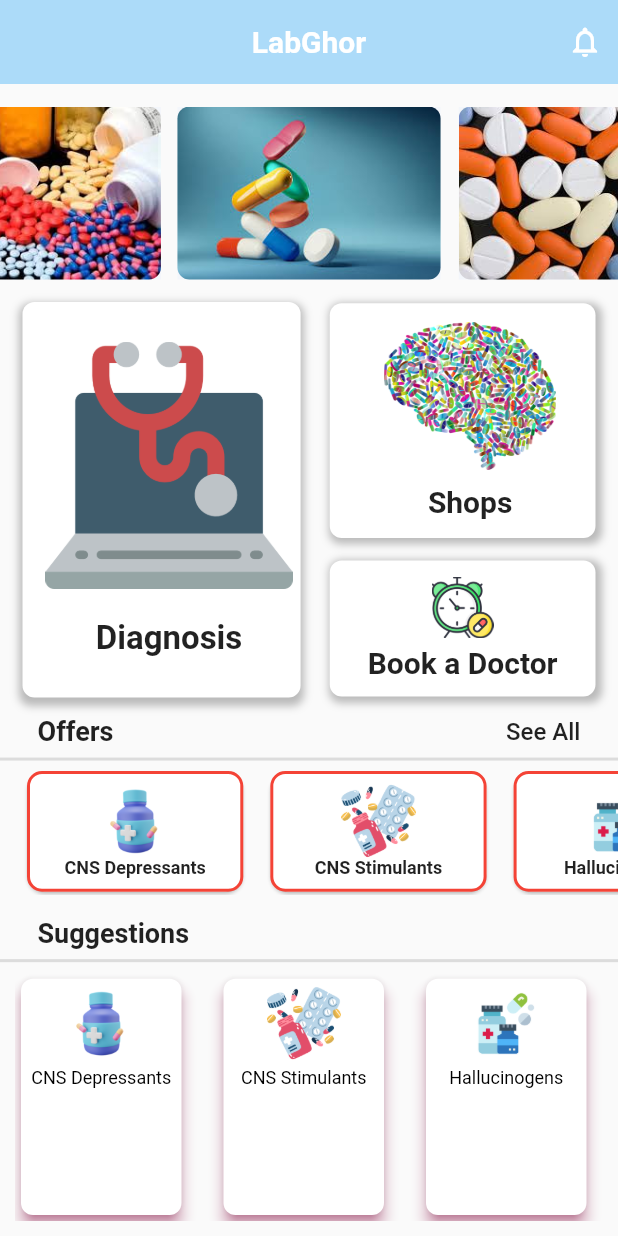
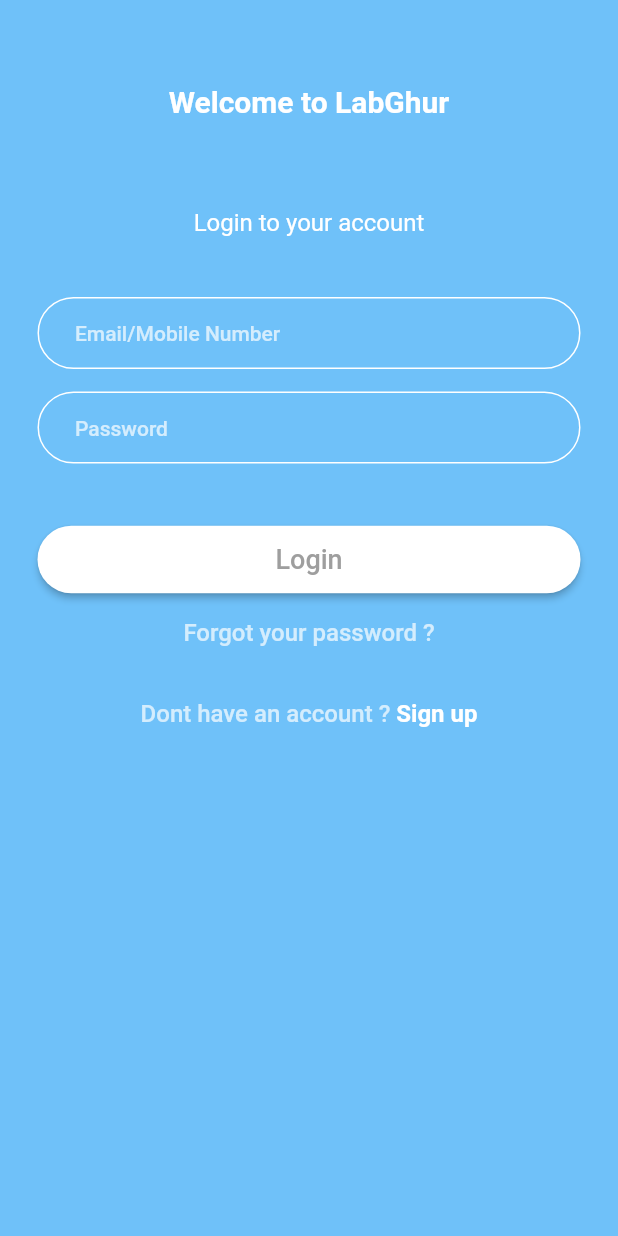
Before and after one commit to SHAMOL-KUMAR-DAS/labGhor, a Flutter app: the screen it shows after launch, on a phone screen of 412 x 824 dp. Run offline on Flutter 3.47's test engine with Material 2 defaults, Android fonts, the phone set to English and light mode, and no system bars; drawn by our look-alikes of carousel_slider; our stand-ins replace google_fonts, smooth_star_rating.

```diff
--- /dev/null
+++ b/lib/CONFIGURE/custom_text_field.dart
@@ -0,0 +1,43 @@
+import 'package:flutter/cupertino.dart';
+import 'package:flutter/material.dart';
+
+class CustomTextField extends StatelessWidget {
+  String hint;
+  bool issecured;
+
+  CustomTextField({Key? key, required this.hint, required this.issecured}) : super(key: key);
+
+  @override
+  Widget build(BuildContext context) {
+    return Padding(
+        padding: const EdgeInsets.only(left: 25, right: 25),
+        child: TextField(obscureText: issecured,
+          cursorColor: Colors.white,
+          style: const TextStyle(color: Colors.white),
+          decoration: InputDecoration(
+            contentPadding: EdgeInsets.only(left: 25.0),
+
+              disabledBorder: OutlineInputBorder(
+                borderSide: const BorderSide(color: Colors.white),
+                borderRadius: BorderRadius.circular(35),
+              ),
+              hintText: hint,
+              hintStyle: const TextStyle(
+                  fontSize: 14,
+                  color: Colors.white70,
+                  fontWeight: FontWeight.w500),
+              filled: true,
+              hoverColor: Colors.white,
+              focusColor: Colors.white,
+              fillColor: Colors.transparent,
+              border: OutlineInputBorder(
+                borderSide: const BorderSide(color: Colors.white),
+                borderRadius: BorderRadius.circular(35),
+              ),
+              enabledBorder: OutlineInputBorder(
+                borderSide: const BorderSide(color: Colors.white),
+                borderRadius: BorderRadius.circular(35),
+              )),
+        ));
+  }
+}
--- a/lib/MODEL/category.dart
+++ b/lib/MODEL/category.dart
@@ -16,7 +16,7 @@
     ),
     Item(
       item_image: 'assets/images/demo3.png',
-      item_name: 'Hallucinogens',
+      item_name: 'Hallucinogen',
     ),
     Item(
       item_image: 'assets/images/demo4.png',
--- a/lib/UI/DIAGNOSIS/diagnostics.dart
+++ b/lib/UI/DIAGNOSIS/diagnostics.dart
@@ -102,7 +102,7 @@
                       Image(image: AssetImage('assets/images/diagnosis.png'),height: size.height * 0.12,),
                       const Padding(
                         padding: EdgeInsets.only(top: 20),
-                        child: Text('BOOK A DOCTOR',style: TextStyle(fontSize: 18,fontWeight: FontWeight.bold),),
+                        child: Text('BOOK A DOCTOR',style: TextStyle(fontSize: 15,fontWeight: FontWeight.bold),),
                       ),
 
                     ],
@@ -140,7 +140,7 @@
                       Image(image: AssetImage('assets/images/diagnosis.png'),height: size.height * 0.12,),
                       const Padding(
                         padding: EdgeInsets.only(top: 20),
-                        child: Text('TEST',style: TextStyle(fontSize: 18,fontWeight: FontWeight.bold),),
+                        child: Text('TEST',style: TextStyle(fontSize: 15,fontWeight: FontWeight.bold),),
                       ),
 
                     ],
--- a/lib/UI/HOME/home_page.dart
+++ b/lib/UI/HOME/home_page.dart
@@ -30,7 +30,8 @@
         ],
       ),
 
-      body: Column(
+      body:
+      Column(
         mainAxisAlignment: MainAxisAlignment.start,
         crossAxisAlignment: CrossAxisAlignment.start,
         children:  [
@@ -97,7 +98,7 @@
                         Image(image: AssetImage('assets/images/diagnosis.png'),height: size.height * 0.2,),
                         Padding(
                           padding: const EdgeInsets.only(top: 20),
-                          child: Text('Diagnosis',style: TextStyle(fontSize: 22,fontWeight: FontWeight.bold),),
+                          child: Text('Diagnosis',style: TextStyle(fontSize: 18,fontWeight: FontWeight.bold),),
                         ),
 
                       ],
@@ -141,7 +142,7 @@
                             Image(image: AssetImage('assets/images/shop.png'),height: size.height * 0.12,),
                             const Padding(
                               padding: EdgeInsets.only(top: 10),
-                              child: Text('Shops',style: TextStyle(fontSize: 20,fontWeight: FontWeight.bold),),
+                              child: Text('Shops',style: TextStyle(fontSize: 18,fontWeight: FontWeight.bold),),
                             ),
                           ],
                         ),
@@ -178,7 +179,7 @@
                           Image(image: AssetImage('assets/images/remainder.png'),height: size.height * 0.05,),
                           Padding(
                             padding: const EdgeInsets.only(top: 5),
-                            child: Text('Book a Doctor',style: TextStyle(fontSize: 20,fontWeight: FontWeight.bold),),
+                            child: Text('Book a Doctor',style: TextStyle(fontSize: 18,fontWeight: FontWeight.bold),),
                           ),
                         ],
                       ),
@@ -291,10 +292,10 @@
                       child: Column(
                         children: [
                           Padding(
-                            padding: const EdgeInsets.only(top: 5, bottom: 5),
+                            padding: const EdgeInsets.only(top: 2, bottom: 2),
                             child: Image(
                               image: AssetImage(data[index].item_image),
-                              height: size.height * 0.06,
+                              height: size.height * 0.05,
                             ),
                           ),
                           Flexible(child: Text(data[index].item_name, style: TextStyle(fontSize: 12,color: Colors.black),textAlign: TextAlign.center,))
--- /dev/null
+++ b/lib/UI/LOGIN/login_page.dart
@@ -0,0 +1,132 @@
+import 'package:flutter/cupertino.dart';
+import 'package:flutter/material.dart';
+import 'package:online_doctor_booking/CONFIGURE/custom_text_field.dart';
+import 'package:online_doctor_booking/UI/HOME/home_page.dart';
+import 'package:online_doctor_booking/UI/SIGNUP/signup_page.dart';
+import 'package:online_doctor_booking/UI/TEST/menu_dashboard_layout.dart';
+
+class LoginScreen extends StatelessWidget {
+  @override
+  Widget build(BuildContext context) {
+    return Scaffold(
+      appBar: AppBar(
+        // leading: IconButton(
+        //   icon: const Icon(Icons.arrow_back, color: Colors.white),
+        //   onPressed: () => Navigator.of(context).pop(),
+        // ),
+        backgroundColor:const Color(0xff6FC1F9),
+        centerTitle: true,
+        // automaticallyImplyLeading: true,
+        elevation: 0,
+      ),
+      resizeToAvoidBottomInset: false,
+      body: Container(
+        decoration: const BoxDecoration(
+          gradient:  LinearGradient(
+              colors: [Color(0xff6FC1F9), Color(0xff6FC1F9)],
+              begin: Alignment.bottomCenter,
+              end: Alignment.topCenter),
+        ),
+        child: Center(
+          child: Column(
+            children: <Widget>[
+              const Text(
+                'Welcome to LabGhur',
+                style:   TextStyle(
+                    color: Colors.white,
+                    fontWeight: FontWeight.bold,
+                    fontSize: 20),
+              ),
+              const SizedBox(
+                height: 60,
+              ),
+              const Text(
+                'Login to your account',
+                style:   TextStyle(
+                    color: Colors.white,
+                    fontWeight: FontWeight.normal,
+                    fontSize: 16),
+              ),
+              const SizedBox(
+                height: 40,
+              ),
+
+              CustomTextField(
+                hint: 'Email/Mobile Number',
+                issecured: false,
+              ),
+              const SizedBox(
+                height: 15,
+              ),
+              CustomTextField(
+                hint: 'Password',
+                issecured: false,
+              ),
+              const SizedBox(
+                height: 15,
+              ),
+              const SizedBox(
+                height: 25,
+              ),
+              Padding(
+                padding: const EdgeInsets.only(left: 25, right: 25,bottom: 15),
+                child: ButtonTheme(
+                    buttonColor: Colors.white,
+                    minWidth: MediaQuery.of(context).size.width,
+                    height: 45,
+                    child: RaisedButton(
+                      onPressed: () {
+                        Navigator.push(context, MaterialPageRoute(builder: (context)=>MenuDashboardPage()));
+
+                      },
+                      child: const Text(
+                        'Login',
+                        style:  TextStyle(color: Colors.grey, fontSize: 18),
+                      ),
+                      shape: RoundedRectangleBorder(
+                          borderRadius: BorderRadius.circular(25)),
+                    )),
+              ),
+              const Text(
+                'Forgot your password ?',
+                style:  TextStyle(
+                    color: Colors.white70,
+                    fontWeight: FontWeight.w500,
+                    fontSize: 16),
+              ),
+              const SizedBox(
+                height: 35,
+              ),
+              Row(
+                mainAxisAlignment: MainAxisAlignment.center,
+                children: [
+                  const Text(
+                    'Dont have an account ? ',
+                    style:  TextStyle(
+                        color: Colors.white70,
+                        fontWeight: FontWeight.w500,
+                        fontSize: 16),
+                  ),
+                  GestureDetector(
+                    onTap: (){
+
+                      Navigator.push(context, MaterialPageRoute(builder: (context)=>SignUpScreen()));
+
+                    },
+                    child: const Text(
+                      'Sign up',
+                      style:  TextStyle(
+                          color: Colors.white,
+                          fontWeight: FontWeight.bold,
+                          fontSize: 16),
+                    ),
+                  ),
+                ],
+              ),
+            ],
+          ),
+        ),
+      ),
+    );
+  }
+}
--- a/lib/main.dart
+++ b/lib/main.dart
@@ -1,8 +1,12 @@
 import 'package:flutter/material.dart';
 import 'package:google_fonts/google_fonts.dart';
 import 'package:online_doctor_booking/UI/HOME/home_page.dart';
+import 'package:online_doctor_booking/UI/LOGIN/login_page.dart';
+import 'package:online_doctor_booking/UI/TEST/menu_dashboard_layout.dart';
 import 'package:online_doctor_booking/splash.dart';
 import 'package:online_doctor_booking/test.dart';
+
+import 'UI/SIGNUP/signup_page.dart';
 
 
 void main() {
@@ -24,7 +28,7 @@
         primarySwatch: Colors.pink,
       ),
       //home: AnimatedSplashScreen(),
-      home: HomePage(),
+      home: LoginScreen(),
       debugShowCheckedModeBanner: false,
     );
   }
--- a/pubspec.yaml
+++ b/pubspec.yaml
@@ -41,6 +41,7 @@
   flutter_staggered_grid_view: ^0.4.1
   flutter_elegant_number_button: ^0.0.6
   smooth_star_rating: ^1.1.1
+  flutter_bloc: ^8.0.1
 
 dev_dependencies:
   flutter_test:
```
Also changed, not shown: lib/UI/SIGNUP/signup_page.dart (added, +138 -0 lines), pubspec.lock, 1 other file.
